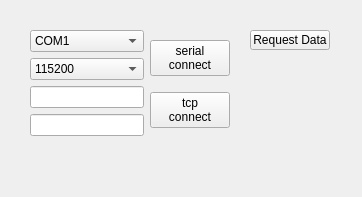
Old version of the form Connection/connection.ui in the repository UAVWorks/Q3DGroundStation.
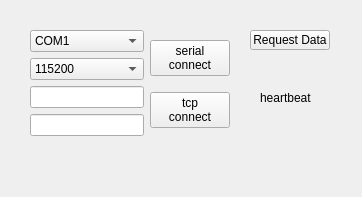
New version of the form.

```diff
--- a/Connection/connection.ui
+++ b/Connection/connection.ui
@@ -107,6 +107,19 @@
     </item>
    </layout>
   </widget>
+  <widget class="QLabel" name="heartbeat_label">
+   <property name="geometry">
+    <rect>
+     <x>260</x>
+     <y>90</y>
+     <width>61</width>
+     <height>16</height>
+    </rect>
+   </property>
+   <property name="text">
+    <string>heartbeat</string>
+   </property>
+  </widget>
  </widget>
  <resources/>
  <connections/>
```
